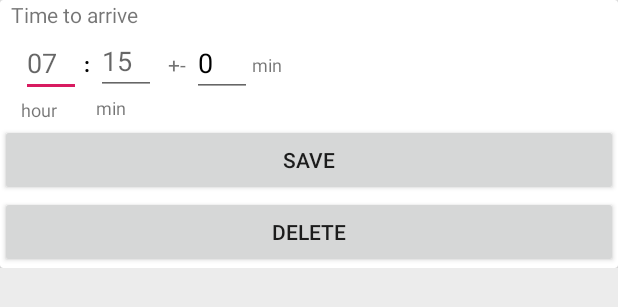
After one commit to creelayer/wedrive, an Android app: the layout dialog_driver_location.xml on its own in the app's theme, with its tools: preview values and no code run, on a phone screen of 412 x 824 dp. The commit adds this screen. Shown: the top 307 px of the screen. Run offline under Robolectric (Android 15) with nearby library versions, the phone set to English and light mode, and no system bars.

Commit message:
location create dialog

```diff
--- a/app/src/main/java/com/dev/wedrive/MapActivity.java
+++ b/app/src/main/java/com/dev/wedrive/MapActivity.java
@@ -137,9 +137,10 @@ public class MapActivity extends AppCompatActivity implements OnMapReadyCallback
         @Override
         public void onLocationChanged(Location location) {
 
-            // map.animateCamera(CameraUpdateFactory.newLatLngZoom(new LatLng(location.getLatitude(), location.getLongitude()), ZOOM));
+             //map.animateCamera(CameraUpdateFactory.newLatLngZoom(new LatLng(location.getLatitude(), location.getLongitude()), ZOOM));
 
             mapService.updateMyLocation(new LatLng(location.getLatitude(), location.getLongitude()));
+            loader.getLast().run();
 
         }
 
--- a/app/src/main/java/com/dev/wedrive/RouteListActivity.java
+++ b/app/src/main/java/com/dev/wedrive/RouteListActivity.java
@@ -28,6 +28,11 @@ public class RouteListActivity extends AppCompatActivity implements View.OnClick
         loadRoutesList();
     }
 
+    @Override
+    protected void onResume() {
+        super.onResume();
+        loadRoutesList();
+    }
 
     @Override
     public void onClick(View v) {
--- a/app/src/main/java/com/dev/wedrive/api/ApiRouteInterface.java
+++ b/app/src/main/java/com/dev/wedrive/api/ApiRouteInterface.java
@@ -16,6 +16,9 @@ public interface ApiRouteInterface {
     @GET("/route")
     public Call<ApiResponse<List<ApiRoute>>> getMyRoutes(@Query("type") String type);
 
+    @POST("/route/current")
+    public Call<ApiResponse<ApiRoute>> getCurrentRoute();
+
     @POST("/route/status")
     public Call<ApiResponse<ApiRoute>> setStatus(@Query("route") String uuid, @Body Map<String, String> status);
 
--- a/app/src/main/java/com/dev/wedrive/controls/DriverRoutesListFragment.java
+++ b/app/src/main/java/com/dev/wedrive/controls/DriverRoutesListFragment.java
@@ -60,7 +60,6 @@ public class DriverRoutesListFragment extends DialogFragment implements View.OnC
                     this.collapse();
                     return null;
                 });
-
             }));
             return null;
         });
--- /dev/null
+++ b/app/src/main/res/layout/dialog_driver_location.xml
@@ -0,0 +1,144 @@
+<?xml version="1.0" encoding="utf-8"?>
+<LinearLayout xmlns:android="http://schemas.android.com/apk/res/android"
+    android:layout_width="match_parent"
+    android:layout_height="wrap_content"
+    android:orientation="vertical">
+
+    <android.support.v7.widget.CardView
+        android:layout_width="match_parent"
+        android:layout_height="wrap_content">
+
+        <LinearLayout
+            android:layout_width="match_parent"
+            android:layout_height="match_parent"
+            android:orientation="vertical">
+
+            <TextView
+                android:id="@+id/textView7"
+                android:layout_width="match_parent"
+                android:layout_height="wrap_content"
+                android:layout_marginStart="7dp"
+                android:text="Time to arrive" />
+
+            <RelativeLayout
+                android:layout_width="match_parent"
+                android:layout_height="match_parent">
+
+
+                <EditText
+                    android:id="@+id/driver_location_hour"
+                    android:layout_width="40dp"
+                    android:layout_height="wrap_content"
+                    android:layout_alignParentStart="true"
+                    android:layout_marginStart="14dp"
+                    android:ems="10"
+                    android:hint="07"
+                    android:inputType="number"
+                    android:textColor="@color/common_google_signin_btn_text_dark_focused" />
+
+                <TextView
+                    android:id="@+id/textView14"
+                    android:layout_width="wrap_content"
+                    android:layout_height="wrap_content"
+                    android:layout_alignTop="@+id/driver_location_hour"
+                    android:layout_marginStart="2dp"
+                    android:layout_marginTop="13dp"
+                    android:layout_toEndOf="@+id/driver_location_hour"
+                    android:text=":"
+                    android:textColor="@color/common_google_signin_btn_text_dark_focused"
+                    android:textStyle="bold" />
+
+                <EditText
+                    android:id="@+id/driver_location_minute"
+                    android:layout_width="40dp"
+                    android:layout_height="wrap_content"
+                    android:layout_alignEnd="@+id/textView14"
+                    android:layout_alignParentTop="true"
+                    android:layout_marginTop="-1dp"
+                    android:layout_marginEnd="-44dp"
+                    android:hint="15"
+                    android:inputType="number"
+                    android:textColor="@color/common_google_signin_btn_text_dark_focused" />
+
+                <TextView
+                    android:id="@+id/textView17"
+                    android:layout_width="wrap_content"
+                    android:layout_height="wrap_content"
+                    android:layout_alignTop="@+id/driver_location_hour"
+                    android:layout_alignParentStart="true"
+                    android:layout_marginStart="112dp"
+                    android:layout_marginTop="14dp"
+                    android:text="+-" />
+
+                <EditText
+                    android:id="@+id/driver_location_gap"
+                    android:layout_width="40dp"
+                    android:layout_height="wrap_content"
+                    android:layout_alignParentTop="true"
+                    android:layout_marginStart="4dp"
+                    android:layout_marginTop="0dp"
+                    android:layout_toEndOf="@+id/textView17"
+                    android:ems="10"
+                    android:hint="00"
+                    android:inputType="number"
+                    android:text="0"
+                    android:textColor="@color/common_google_signin_btn_text_dark_focused" />
+
+                <TextView
+                    android:id="@+id/textView19"
+                    android:layout_width="wrap_content"
+                    android:layout_height="wrap_content"
+                    android:layout_alignTop="@+id/driver_location_hour"
+                    android:layout_marginStart="0dp"
+                    android:layout_marginTop="15dp"
+                    android:layout_toEndOf="@+id/driver_location_gap"
+                    android:text="min"
+                    android:textSize="12sp" />
+
+                <TextView
+                    android:id="@+id/textView12"
+                    android:layout_width="wrap_content"
+                    android:layout_height="wrap_content"
+                    android:layout_below="@+id/driver_location_hour"
+                    android:layout_alignStart="@+id/driver_location_hour"
+                    android:layout_marginStart="0dp"
+                    android:layout_marginLeft="5dp"
+                    android:layout_marginTop="0dp"
+                    android:text="hour"
+                    android:textSize="12sp" />
+
+                <TextView
+                    android:id="@+id/textView13"
+                    android:layout_width="wrap_content"
+                    android:layout_height="wrap_content"
+                    android:layout_below="@+id/driver_location_minute"
+                    android:layout_alignStart="@+id/driver_location_minute"
+                    android:layout_marginStart="0dp"
+                    android:layout_marginLeft="5dp"
+                    android:layout_marginTop="0dp"
+                    android:text="min"
+                    android:textSize="12sp" />
+
+            </RelativeLayout>
+
+            <Button
+                android:id="@+id/driver_location_ok_btn"
+                android:layout_width="match_parent"
+                android:layout_height="wrap_content"
+                android:layout_marginTop="1dp"
+                android:layout_weight="1"
+                android:text="Save" />
+
+            <Button
+                android:id="@+id/driver_location_delete_btn"
+                android:layout_width="match_parent"
+                android:layout_height="wrap_content"
+                android:layout_marginTop="0dp"
+                android:layout_weight="1"
+                android:text="Delete" />
+
+        </LinearLayout>
+
+    </android.support.v7.widget.CardView>
+
+</LinearLayout>
--- a/app/src/main/res/layout/inform_dialog.xml
+++ b/app/src/main/res/layout/inform_dialog.xml
@@ -19,7 +19,7 @@
         android:orientation="horizontal">
 
         <Button
-            android:id="@+id/dialog_ok_btn"
+            android:id="@+id/driver_location_ok_btn"
             android:layout_width="wrap_content"
             android:layout_height="wrap_content"
             android:layout_weight="1"
```
Also changed, not shown: app/src/main/java/com/dev/wedrive/CreateNewRouteActivity.java (+1 -6 lines), app/src/main/java/com/dev/wedrive/controls/DriverControls.java (+18 -3 lines), app/src/main/java/com/dev/wedrive/dialog/CreateNewDriverLocationDialog.java (added, +126 -0 lines), app/src/main/java/com/dev/wedrive/dialog/CreateNewDriverPoint.java (deleted, +0 -32 lines), app/src/main/java/com/dev/wedrive/service/RouteService.java (+11 -0 lines), app/src/main/res/layout/dialog_driver_point.xml (deleted, +0 -132 lines), app/src/main/res/layout/passenger_location_dialog.xml (+4 -4 lines).
